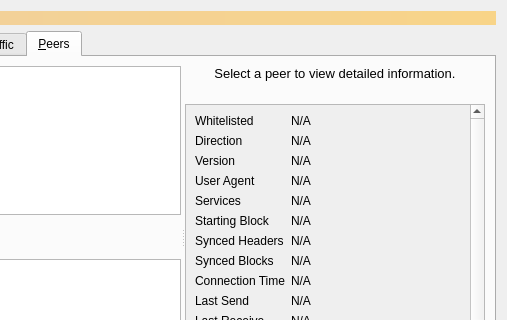
Old version of the form src/qt/forms/debugwindow.ui in the repository Bitcoin-ABC/bitcoin-abc; both pictures show x 241 to 748 and y 0 to 320 of the 748 by 430 pixel window.
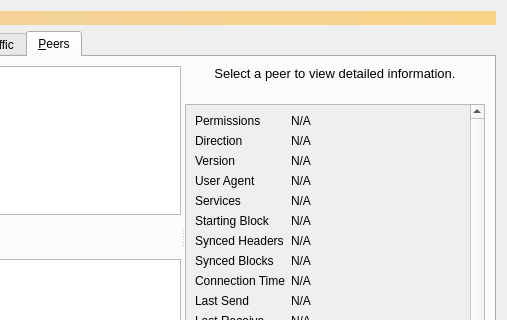
New version of the form. The open tabs and pages were chosen to show the change. Icons and pictures are not drawn. Custom widgets are drawn as their Qt base class.

Diff of the .ui file:
```diff
--- a/src/qt/forms/debugwindow.ui
+++ b/src/qt/forms/debugwindow.ui
@@ -1088,7 +1088,7 @@
                <item row="0" column="0">
                 <widget class="QLabel" name="label_30">
                  <property name="text">
-                  <string>Whitelisted</string>
+                  <string>Permissions</string>
                  </property>
                 </widget>
                </item>
```
Left out of the diff: 2 changed lines with no effect on the pictures.
